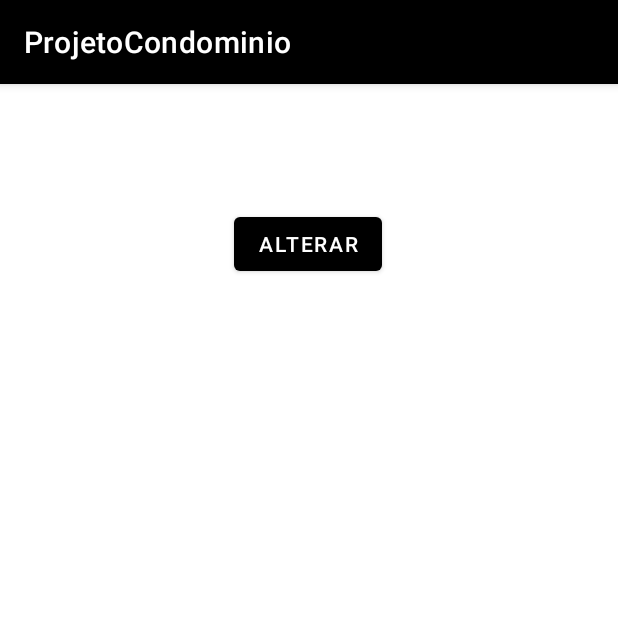
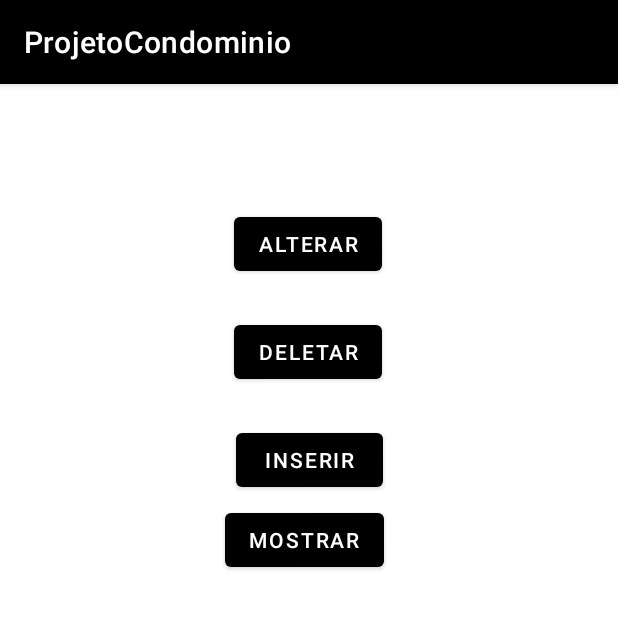
Before and after one commit to LigiaBrito/ProjetoCondominio, an Android app: the Home screen opened directly, with no data from a screen before it, on a phone screen of 412 x 824 dp, the top half of it. Run offline under Robolectric (Android 15) with nearby library versions, the phone set to English and light mode, and no system bars.

Commit message:
Adicionar funcao deletar

```diff
--- a/app/src/main/java/com/example/projetocondominio/Home.java
+++ b/app/src/main/java/com/example/projetocondominio/Home.java
@@ -16,6 +16,10 @@ public class Home extends AppCompatActivity {
         super.onCreate(savedInstanceState);
         setContentView(R.layout.activity_home);
         Button btnAlterar = findViewById(R.id.btnAlterar);
+        Button btnDeletar = findViewById(R.id.btnDeletar);
+        Button btnInserir = findViewById(R.id.btnInserir);
+        Button btnMostrar = findViewById(R.id.btnMostrar);
+
         btnAlterar.setOnClickListener(new View.OnClickListener() {
 
             @Override
@@ -25,5 +29,33 @@ public class Home extends AppCompatActivity {
             }
         });
 
+        btnDeletar.setOnClickListener(new View.OnClickListener() {
+
+            @Override
+            public void onClick(View view) {
+                Intent intent = new Intent(Home.this, DeletarMorador.class);
+                startActivity(intent);
+            }
+        });
+
+        btnInserir.setOnClickListener(new View.OnClickListener() {
+
+            @Override
+            public void onClick(View view) {
+                Intent intent = new Intent(Home.this, MainActivity2.class);
+                startActivity(intent);
+            }
+        });
+
+
+        btnMostrar.setOnClickListener(new View.OnClickListener() {
+
+            @Override
+            public void onClick(View view) {
+                Intent intent = new Intent(Home.this, MostrarEntradaSaida.class);
+                startActivity(intent);
+            }
+        });
+
     }
 }
--- a/app/src/main/res/layout/activity_home.xml
+++ b/app/src/main/res/layout/activity_home.xml
@@ -17,4 +17,39 @@
         app:layout_constraintStart_toStartOf="parent"
         app:layout_constraintTop_toTopOf="parent"
         app:layout_constraintVertical_bias="0.115" />
+
+    <Button
+        android:id="@+id/btnDeletar"
+        android:layout_width="wrap_content"
+        android:layout_height="wrap_content"
+        android:text="Deletar"
+        app:layout_constraintBottom_toBottomOf="parent"
+        app:layout_constraintEnd_toEndOf="parent"
+        app:layout_constraintHorizontal_bias="0.498"
+        app:layout_constraintStart_toStartOf="parent"
+        app:layout_constraintTop_toTopOf="parent"
+        app:layout_constraintVertical_bias="0.215" />
+
+    <Button
+        android:id="@+id/btnInserir"
+        android:layout_width="98dp"
+        android:layout_height="48dp"
+        android:text="Inserir"
+        app:layout_constraintBottom_toBottomOf="parent"
+        app:layout_constraintEnd_toEndOf="parent"
+        app:layout_constraintHorizontal_bias="0.501"
+        app:layout_constraintStart_toStartOf="parent"
+        app:layout_constraintTop_toTopOf="parent"
+        app:layout_constraintVertical_bias="0.315" />
+
+    <Button
+        android:id="@+id/btnMostrar"
+        android:layout_width="wrap_content"
+        android:layout_height="wrap_content"
+        android:layout_marginTop="280dp"
+        android:layout_marginEnd="156dp"
+        android:text="Mostrar"
+        app:layout_constraintEnd_toEndOf="parent"
+        app:layout_constraintTop_toTopOf="parent" />
+
 </androidx.constraintlayout.widget.ConstraintLayout>
```
Also changed, not shown: app/src/main/AndroidManifest.xml (+6 -3 lines), app/src/main/java/com/example/projetocondominio/DeletarMorador.java (added, +65 -0 lines), app/src/main/res/layout/activity_deletar_morador.xml (added, +42 -0 lines).
